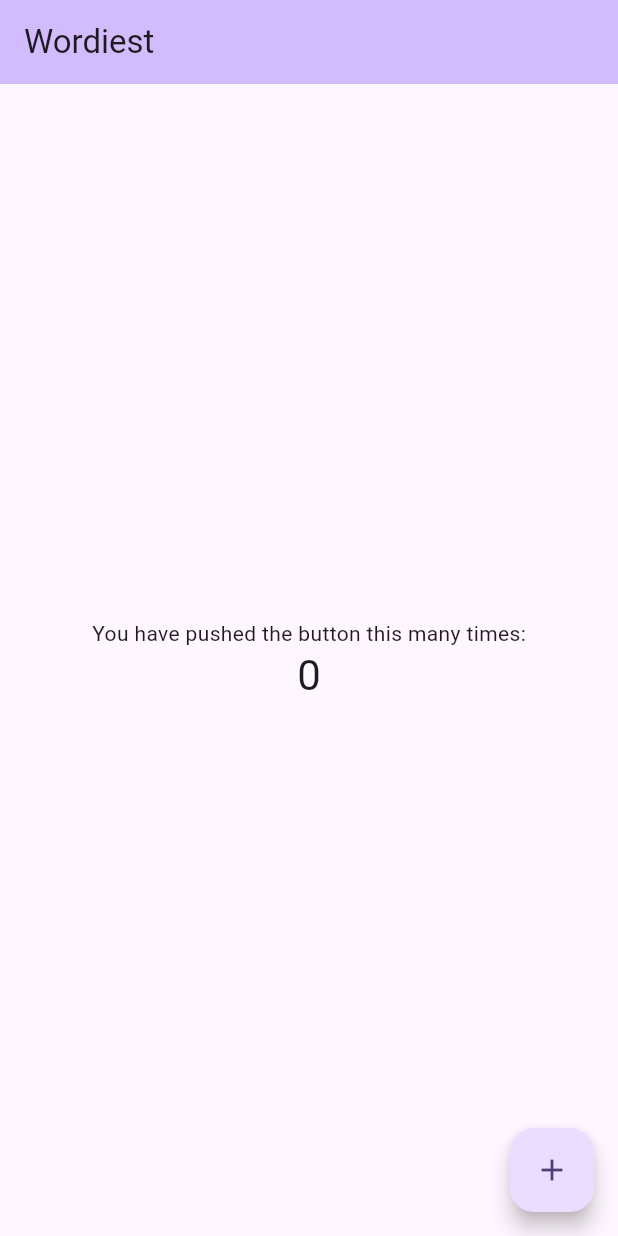
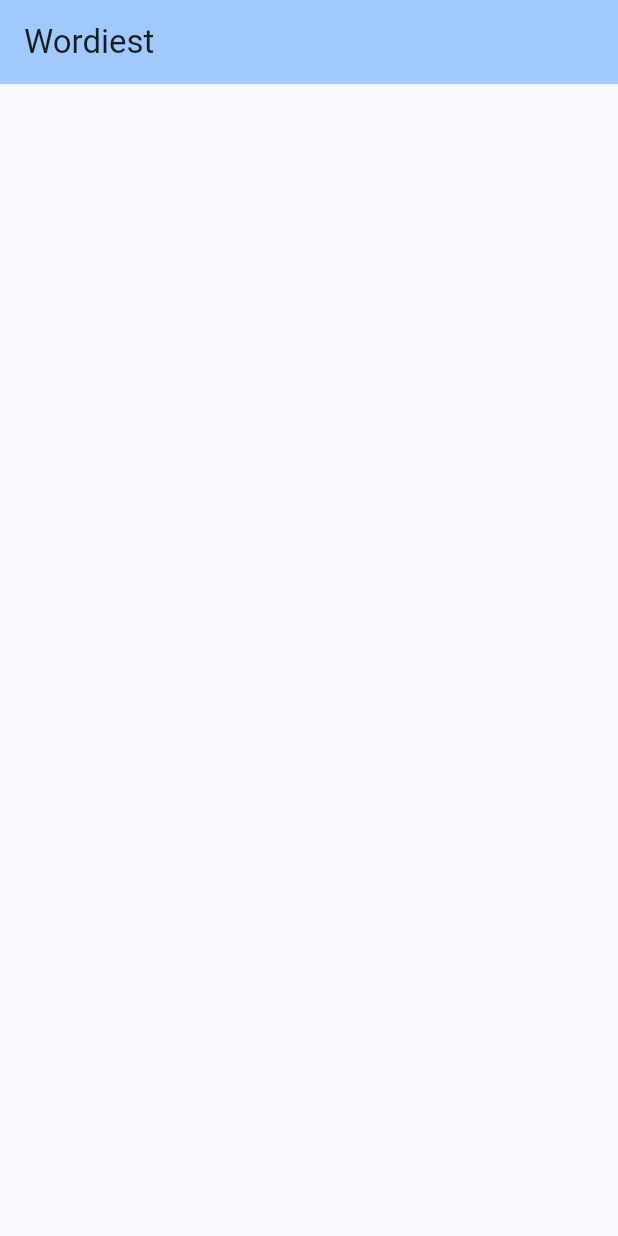
Before and after one commit to jtreeves/wordiest, a Flutter app: the screen it shows after launch, on a phone screen of 412 x 824 dp. Run offline on Flutter 3.47's test engine with Material 3 defaults, Android fonts, the phone set to English and light mode, and no system bars.

Commit message:
Use placeholders for title; strip out state

```diff
--- a/lib/main.dart
+++ b/lib/main.dart
@@ -12,9 +12,9 @@
   @override
   Widget build(BuildContext context) {
     return MaterialApp(
-      title: 'Flutter Demo',
+      title: title,
       theme: ThemeData(
-        colorScheme: ColorScheme.fromSeed(seedColor: Colors.deepPurple),
+        colorScheme: ColorScheme.fromSeed(seedColor: Colors.blue),
         useMaterial3: true,
       ),
       home: const Home(title: title),
--- a/lib/screens/home.dart
+++ b/lib/screens/home.dart
@@ -1,49 +1,21 @@
 import 'package:flutter/material.dart';
 
-class Home extends StatefulWidget {
+class Home extends StatelessWidget {
   const Home({super.key, required this.title});
 
   final String title;
-
-  @override
-  State<Home> createState() => _HomeState();
-}
-
-class _HomeState extends State<Home> {
-  int _counter = 0;
-
-  void _incrementCounter() {
-    setState(() {
-      _counter++;
-    });
-  }
 
   @override
   Widget build(BuildContext context) {
     return Scaffold(
       appBar: AppBar(
         backgroundColor: Theme.of(context).colorScheme.inversePrimary,
-        title: Text(widget.title),
+        title: Text(title),
       ),
-      body: Center(
+      body: const Center(
         child: Column(
           mainAxisAlignment: MainAxisAlignment.center,
-          children: <Widget>[
-            const Text(
-              'You have pushed the button this many times:',
-            ),
-            Text(
-              '$_counter',
-              style: Theme.of(context).textTheme.headlineMedium,
-            ),
-          ],
         ),
-      ),
-      floatingActionButton: FloatingActionButton(
-        key: const Key('increment'),
-        onPressed: _incrementCounter,
-        tooltip: 'Increment',
-        child: const Icon(Icons.add),
       ),
     );
   }
```
